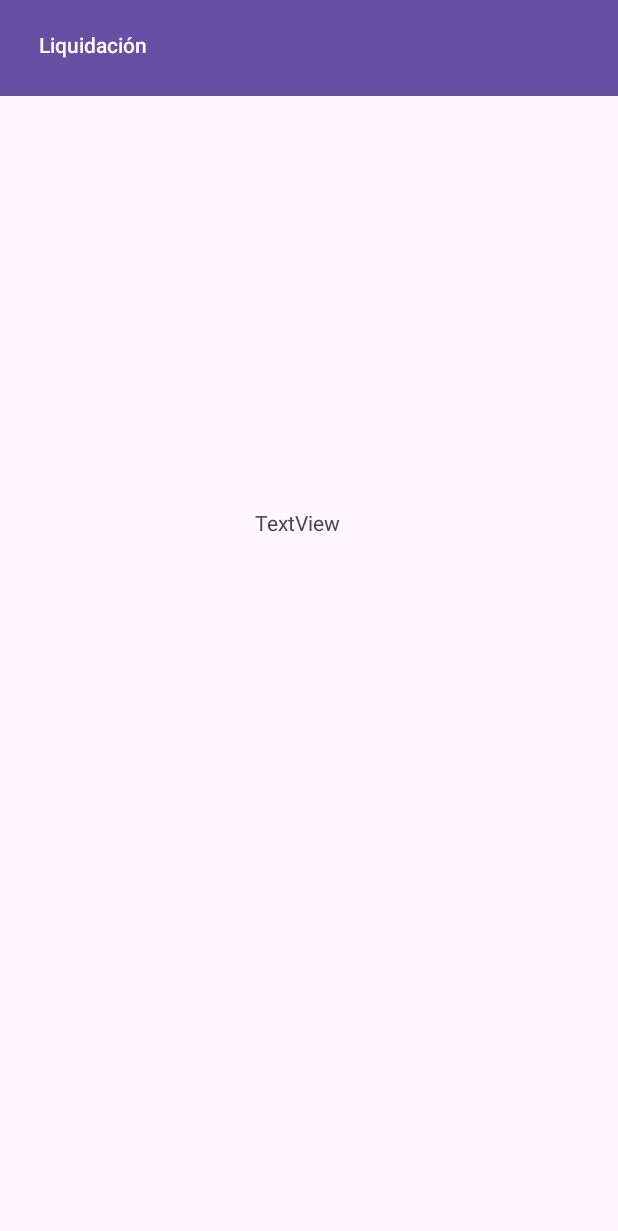
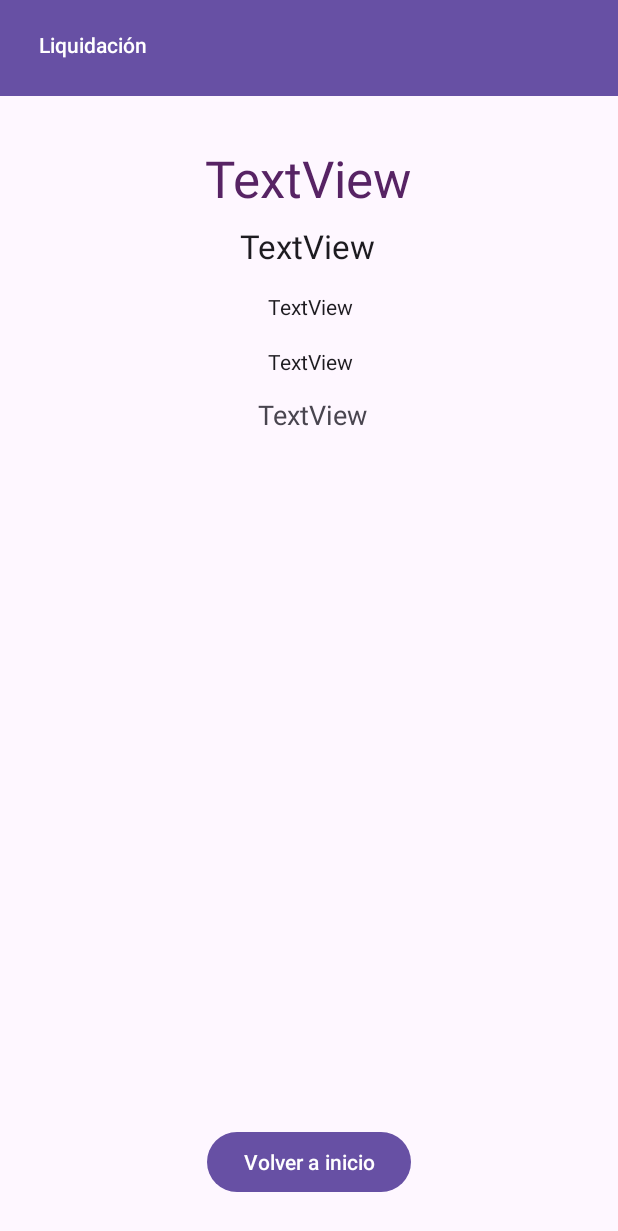
Before and after one commit to RosmyPachon/Liquidacion, an Android app: the Liquidacion screen opened directly, with no data from a screen before it, on a phone screen of 412 x 824 dp. Shown: the top 1231 px of the screen. Run offline under Robolectric (Android 15) with nearby library versions, the phone set to English and light mode, and no system bars.

```diff
--- a/app/src/main/res/layout/activity_liquidacion.xml
+++ b/app/src/main/res/layout/activity_liquidacion.xml
@@ -31,13 +31,80 @@
         app:layout_constraintTop_toTopOf="parent" />
 
     <TextView
-        android:id="@+id/textView14"
+        android:id="@+id/cargotextView"
         android:layout_width="wrap_content"
         android:layout_height="wrap_content"
-        android:layout_marginStart="170dp"
-        android:layout_marginBottom="466dp"
+        android:layout_marginStart="160dp"
+        android:layout_marginTop="8dp"
         android:text="TextView"
+        android:textAppearance="@style/TextAppearance.AppCompat.Large"
+        app:layout_constraintStart_toStartOf="parent"
+        app:layout_constraintTop_toBottomOf="@+id/nombresApellidosTextView" />
+
+    <TextView
+        android:id="@+id/sueldobasetextView"
+        android:layout_width="wrap_content"
+        android:layout_height="wrap_content"
+        android:layout_marginStart="178dp"
+        android:layout_marginTop="16dp"
+        android:layout_marginEnd="176dp"
+        android:text="TextView"
+        android:textAppearance="@style/TextAppearance.AppCompat.Body1"
+        app:layout_constraintEnd_toEndOf="parent"
+        app:layout_constraintStart_toStartOf="parent"
+        app:layout_constraintTop_toBottomOf="@+id/cargotextView" />
+
+    <TextView
+        android:id="@+id/diaslabtextView"
+        android:layout_width="wrap_content"
+        android:layout_height="wrap_content"
+        android:layout_marginStart="178dp"
+        android:layout_marginTop="17dp"
+        android:layout_marginEnd="176dp"
+        android:text="TextView"
+        android:textAppearance="@style/TextAppearance.AppCompat.Body1"
+        app:layout_constraintEnd_toEndOf="parent"
+        app:layout_constraintStart_toStartOf="parent"
+        app:layout_constraintTop_toBottomOf="@+id/sueldobasetextView" />
+
+    <TextView
+        android:id="@+id/sueldonetotextView"
+        android:layout_width="wrap_content"
+        android:layout_height="wrap_content"
+        android:layout_marginStart="179dp"
+        android:layout_marginTop="13dp"
+        android:layout_marginEnd="175dp"
+        android:text="TextView"
+        android:textAppearance="@style/TextAppearance.AppCompat.Medium"
+        app:layout_constraintEnd_toEndOf="parent"
+        app:layout_constraintStart_toStartOf="parent"
+        app:layout_constraintTop_toBottomOf="@+id/diaslabtextView" />
+
+    <TextView
+        android:id="@+id/nombresApellidosTextView"
+        android:layout_width="wrap_content"
+        android:layout_height="wrap_content"
+        android:layout_marginStart="176dp"
+        android:layout_marginTop="32dp"
+        android:layout_marginEnd="177dp"
+        android:textColor="@color/purple"
+        android:text="TextView"
+        android:textAppearance="@style/TextAppearance.AppCompat.Display1"
+        app:layout_constraintEnd_toEndOf="parent"
+        app:layout_constraintStart_toStartOf="parent"
+        app:layout_constraintTop_toBottomOf="@+id/materialToolbar4" />
+
+    <Button
+        android:id="@+id/terminar"
+        android:layout_width="wrap_content"
+        android:layout_height="wrap_content"
+        android:layout_marginStart="137dp"
+        android:layout_marginEnd="137dp"
+        android:layout_marginBottom="25dp"
+        android:text="Volver a inicio"
         app:layout_constraintBottom_toBottomOf="parent"
+        app:layout_constraintEnd_toEndOf="parent"
         app:layout_constraintStart_toStartOf="parent" />
 
+
 </androidx.constraintlayout.widget.ConstraintLayout>
--- a/app/src/main/res/values/colors.xml
+++ b/app/src/main/res/values/colors.xml
@@ -2,4 +2,5 @@
 <resources>
     <color name="black">#FF000000</color>
     <color name="white">#FFFFFFFF</color>
+    <color name="purple">#572364</color>
 </resources>
```
Also changed, not shown: app/src/main/java/com/example/liquidacion/Liquidacion.java (+33 -21 lines).
